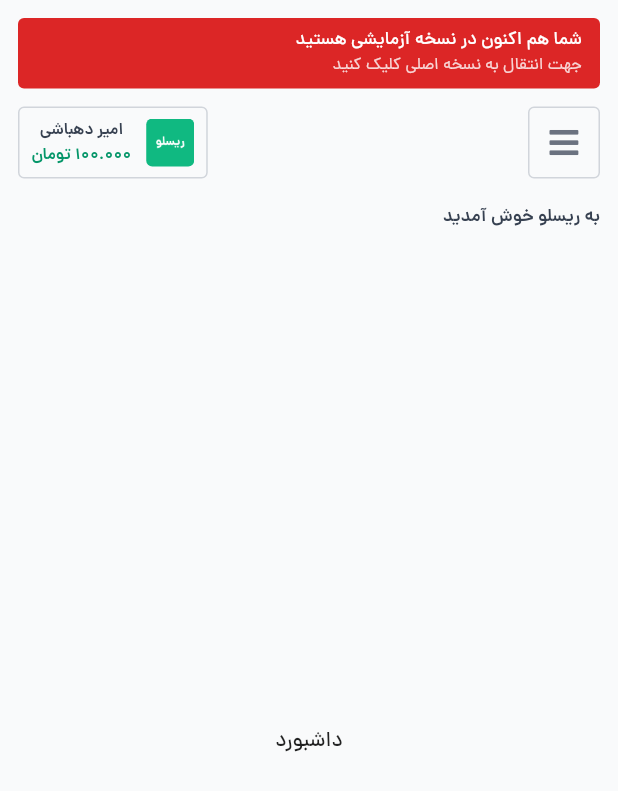
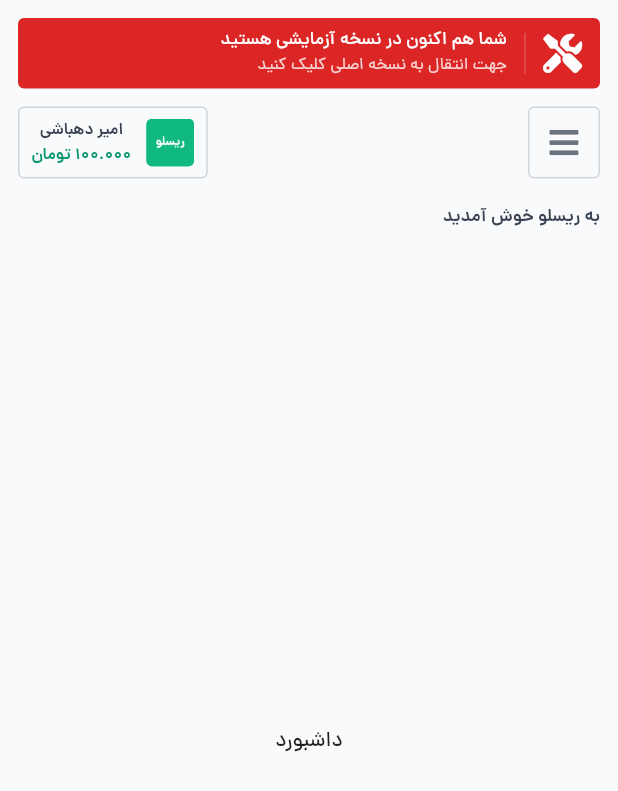
Before and after one commit to A-Dehbashi/Risloo-Flutter, a Flutter app: the screen it shows after launch, on a phone screen of 412 x 824 dp. Shown: the top 791 px of the screen. Run offline on Flutter 3.47's test engine with Material 2 defaults, Android fonts, the phone set to English and light mode, and no system bars; our stand-ins replace font_awesome_flutter.

Commit message:
added debug note
part 2

```diff
--- a/lib/utils/res/res_colors.dart
+++ b/lib/utils/res/res_colors.dart
@@ -20,11 +20,13 @@ class ResColors {
   // Black and White Colors
   //////////////////////////////////////////////////
 
+  static const Color black80p = Color(0xCC000000);
   static const Color black50p = Color(0x80000000);
-  static const Color black80p = Color(0xCC000000);
+  static const Color black20p = Color(0x33000000);
 
+  static const Color white80p = Color(0xCCFFFFFF);
   static const Color white50p = Color(0x80FFFFFF);
-  static const Color white80p = Color(0xCCFFFFFF);
+  static const Color white20p = Color(0x33FFFFFF);
 
   static const Color black = Color(0xFF000000);
   static const Color white = Color(0xFFFFFFFF);
--- a/lib/views/components/component_debug_note.dart
+++ b/lib/views/components/component_debug_note.dart
@@ -1,4 +1,6 @@
 import 'package:flutter/material.dart';
+
+import 'package:font_awesome_flutter/font_awesome_flutter.dart';
 
 import 'package:risloo_flutter/utils/res/res_colors.dart';
 import 'package:risloo_flutter/utils/res/res_fonts.dart';
@@ -12,7 +14,8 @@ class ComponentHomeDebug extends StatelessWidget {
   // Tree
   @override
   Widget build(BuildContext context) {
-    return Container(
+    return InkWell(
+      child: Container(
         width: double.infinity,
         margin: const EdgeInsets.fromLTRB(12.0, 12.0, 12.0, 0.0),
 
@@ -24,7 +27,13 @@ class ComponentHomeDebug extends StatelessWidget {
 
         child: Padding(
           padding: const EdgeInsets.fromLTRB(12.0, 6.0, 12.0, 6.0),
-        child: Column(
+          child: IntrinsicHeight(
+            child: Row(
+                mainAxisSize: MainAxisSize.max,
+                mainAxisAlignment: MainAxisAlignment.end,
+                crossAxisAlignment: CrossAxisAlignment.center,
+                children: <Widget>[
+                  Column(
                     mainAxisSize: MainAxisSize.min,
                     mainAxisAlignment: MainAxisAlignment.center,
                     crossAxisAlignment: CrossAxisAlignment.end,
@@ -49,7 +58,26 @@ class ComponentHomeDebug extends StatelessWidget {
                       )
                     ],
                   ),
+                  const VerticalDivider(
+                    width: 24,
+                    indent: 4,
+                    endIndent: 4,
+                    thickness: 1,
+                    color: ResColors.white20p,
                   ),
+                  const Icon(
+                    FontAwesomeIcons.tools,
+                    color: ResColors.white,
+                    size: 26.0,
+                  ),
+                ]
+            ),
+          ),
+        ),
+      ),
+      onTap: () {
+        // TODO: Place Code When Needed
+      },
     );
   }
 
```
Lines whose indentation alone changed are shown as unchanged.
